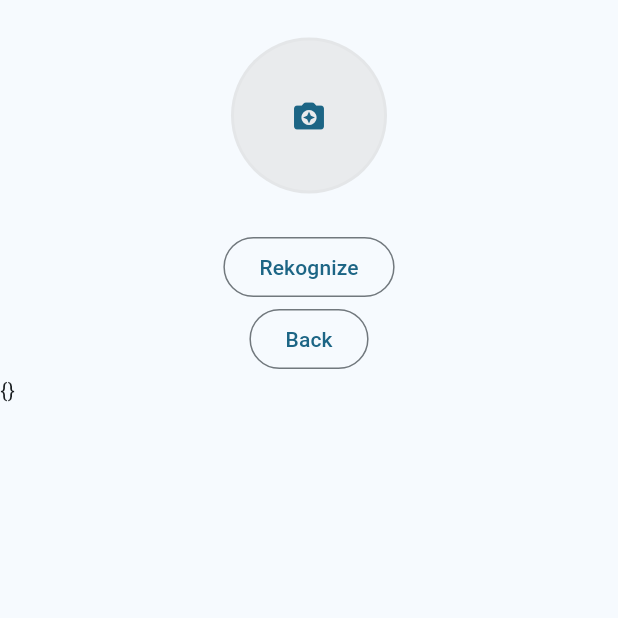
After one commit to Pierre81385/glowing-octo-lamp, a Flutter app: the RekognitionComponent screen opened directly, on a phone screen of 412 x 824 dp, the top half of it. The commit adds this screen. Run offline on Flutter 3.47's test engine with Material 2 defaults, Android fonts, the phone set to English and light mode, and no system bars; our stand-ins replace image_picker, qr_flutter, socket_io_client; accounts and stored records are empty; network calls fail; project files that could hold a hidden picture were left out.

Commit message:
randomly got AWS rekognition working here, spliting off to separate project

```diff
--- /dev/null
+++ b/lib/aws_components/rekognition.dart
@@ -0,0 +1,71 @@
+import 'package:flutter/material.dart';
+import 'package:glowing_octo_lamp/helpers/image_picker.dart';
+import '../helpers/constants.dart';
+import '../models/api_model.dart';
+
+class RekognitionComponent extends StatefulWidget {
+  const RekognitionComponent({super.key});
+
+  @override
+  State<RekognitionComponent> createState() => _RekognitionComponentState();
+}
+
+class _RekognitionComponentState extends State<RekognitionComponent> {
+  final api =
+      ApiService(baseUrl: '${ApiConstants.baseUrl}${ApiConstants.port}');
+  Map<String, dynamic> _response = {};
+  bool _error = false;
+  String _errorMessage = "";
+  String _image = "";
+
+  Future<void> getRekognition(file) async {
+    Map<String, dynamic> image = {'image': file};
+    try {
+      final resp = await api.postRekognition("aws/rekognition", image);
+      setState(() {
+        _response = resp;
+      });
+    } on Exception catch (e) {
+      setState(() {
+        _error = true;
+        _errorMessage = e.toString();
+      });
+    }
+  }
+
+  @override
+  Widget build(BuildContext context) {
+    return Scaffold(
+      body: SafeArea(
+        child: Center(
+          child: Column(
+            children: [
+              ImagePickerComponent(
+                onSelect: (value) {
+                  _image = value!;
+                },
+              ),
+              OutlinedButton(
+                  onPressed: () {
+                    getRekognition(_image);
+                  },
+                  child: Text("Rekognize")),
+              OutlinedButton(
+                  onPressed: () {
+                    Navigator.of(context).pop();
+                  },
+                  child: Text('Back')),
+              Expanded(
+                child: ListView(children: [
+                  _error == false
+                      ? Text(_response.toString())
+                      : Text(_errorMessage),
+                ]),
+              ),
+            ],
+          ),
+        ),
+      ),
+    );
+  }
+}
--- /dev/null
+++ b/lib/helpers/image_picker.dart
@@ -0,0 +1,145 @@
+import 'dart:convert';
+import 'dart:io';
+import 'package:flutter/material.dart';
+import 'package:image_picker/image_picker.dart';
+import 'package:path/path.dart';
+
+class ImagePickerComponent extends StatefulWidget {
+  ImagePickerComponent({super.key, required this.onSelect});
+
+  final ValueChanged<String?> onSelect;
+
+  @override
+  _ImagePickerComponentState createState() => _ImagePickerComponentState();
+}
+
+class _ImagePickerComponentState extends State<ImagePickerComponent> {
+  File? _photo;
+  final ImagePicker _picker = ImagePicker();
+
+  Future imgFromGallery() async {
+    final pickedFile = await _picker.pickImage(source: ImageSource.gallery);
+
+    setState(() {
+      if (pickedFile != null) {
+        _photo = File(pickedFile.path);
+        final bytes = File(_photo!.path).readAsBytesSync();
+        String base64Image = base64Encode(bytes);
+
+        widget.onSelect(base64Image);
+        //uploadFile();
+      } else {
+        print('No image selected.');
+      }
+    });
+  }
+
+  Future imgFromCamera() async {
+    final pickedFile = await _picker.pickImage(source: ImageSource.camera);
+
+    setState(() {
+      if (pickedFile != null) {
+        _photo = File(pickedFile.path);
+        //uploadFile();
+      } else {
+        print('No image selected.');
+      }
+    });
+  }
+
+  // Future uploadFile() async {
+  //   if (_photo == null) return;
+  //   final fileName = basename(_photo!.path);
+  //   final destination = 'files/$fileName';
+  //   final String downloadUrl;
+
+  //   try {
+  //     final ref = firebase_storage.FirebaseStorage.instance
+  //         .ref(destination)
+  //         .child('file/');
+  //     await ref.putFile(_photo!);
+  //     downloadUrl = await ref.getDownloadURL();
+  //     widget.onSelect(await downloadUrl);
+  //   } catch (e) {
+  //     print('error uploading: ${e}');
+  //   }
+  // }
+
+  @override
+  Widget build(BuildContext context) {
+    return Column(
+      mainAxisAlignment: MainAxisAlignment.center,
+      mainAxisSize: MainAxisSize.min,
+      children: <Widget>[
+        const SizedBox(
+          height: 25,
+        ),
+        Center(
+          child: GestureDetector(
+            onTap: () {
+              _showPicker(context);
+            },
+            child: CircleAvatar(
+              radius: 52,
+              backgroundColor: Theme.of(context).splashColor,
+              child: _photo != null
+                  ? ClipRRect(
+                      borderRadius: BorderRadius.circular(50),
+                      child: Image.file(
+                        _photo!,
+                        width: 100,
+                        height: 100,
+                        fit: BoxFit.fitHeight,
+                      ),
+                    )
+                  : Container(
+                      decoration: BoxDecoration(
+                          color: Colors.white.withOpacity(0.2),
+                          borderRadius: BorderRadius.circular(125)),
+                      width: 100,
+                      height: 100,
+                      child: Icon(
+                        Icons.camera_enhance_rounded,
+                        color: Theme.of(context).primaryColor,
+                      ),
+                    ),
+            ),
+          ),
+        ),
+        const SizedBox(
+          height: 25,
+        )
+      ],
+    );
+  }
+
+  void _showPicker(context) {
+    showModalBottomSheet(
+        context: context,
+        builder: (BuildContext bc) {
+          return SafeArea(
+            child: Container(
+              child: Wrap(
+                children: <Widget>[
+                  ListTile(
+                      leading: new Icon(Icons.photo_library),
+                      title: new Text('Gallery'),
+                      onTap: () {
+                        imgFromGallery();
+                        Navigator.of(context).pop();
+                      }),
+                  ListTile(
+                    leading: new Icon(Icons.photo_camera),
+                    title: new Text('Camera'),
+                    onTap: () {
+                      imgFromCamera();
+                      Navigator.of(context).pop();
+                    },
+                  ),
+                ],
+              ),
+            ),
+          );
+        });
+  }
+}
--- a/pubspec.yaml
+++ b/pubspec.yaml
@@ -37,6 +37,8 @@ dependencies:
   http: ^1.1.0
   socket_io_client: ^2.0.3+1
   qr_flutter: ^4.1.0
+  barcode_scan2: ^4.3.0
+  image_picker: ^1.0.4
 
 dev_dependencies:
   flutter_test:
```
Also changed, not shown: lib/aws_components/s3.dart (added, +60 -0 lines), lib/helpers/test.dart (added, +49 -0 lines), lib/models/api_model.dart (+28 -0 lines), lib/user_components/user_menu.dart (+18 -4 lines), pubspec.lock, 19 other files.
